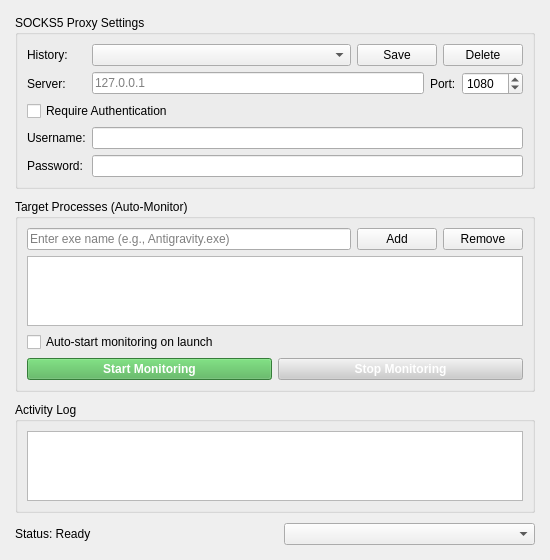
Qt form launcher/MainWindow.ui (4111y80y/OpenProxifier) before a commit.
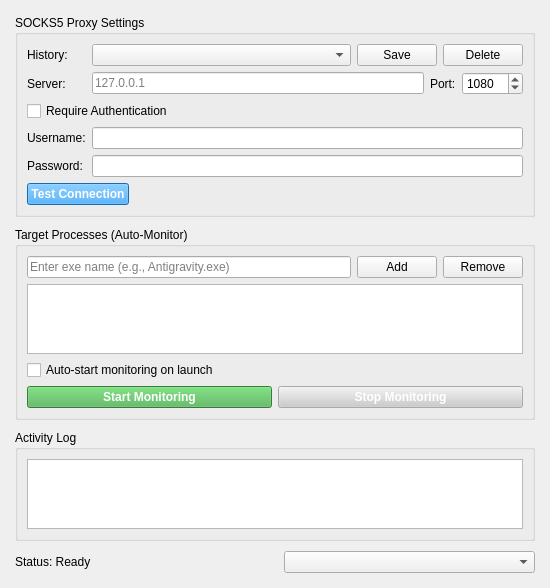
The same form after that commit.

Commit message:
Add SOCKS5 server connectivity test feature
- Add "Test Connection" button to verify SOCKS5 proxy reachability
- Auto-test connection on startup before auto-start monitoring
- Disable "Start Monitoring" button until server is verified
- When proxy settings change, mark as untested and disable monitoring
- Show connection status with color-coded label (green=connected, red=failed)
- Full bilingual support for all test-related messages

```diff
--- a/launcher/MainWindow.ui
+++ b/launcher/MainWindow.ui
@@ -140,6 +140,38 @@
          </property>
         </widget>
        </item>
+       <item row="5" column="0" colspan="2">
+        <layout class="QHBoxLayout" name="testLayout">
+         <item>
+          <widget class="QPushButton" name="testServerButton">
+           <property name="text">
+            <string>Test Connection</string>
+           </property>
+           <property name="minimumHeight">
+            <number>30</number>
+           </property>
+           <property name="styleSheet">
+            <string>QPushButton { background-color: #2196F3; color: white; font-weight: bold; }
+QPushButton:hover { background-color: #1976D2; }
+QPushButton:disabled { background-color: #cccccc; }</string>
+           </property>
+          </widget>
+         </item>
+         <item>
+          <widget class="QLabel" name="connectionStatusLabel">
+           <property name="text">
+            <string></string>
+           </property>
+           <property name="sizePolicy">
+            <sizepolicy hsizetype="Expanding" vsizetype="Preferred">
+             <horstretch>1</horstretch>
+             <verstretch>0</verstretch>
+            </sizepolicy>
+           </property>
+          </widget>
+         </item>
+        </layout>
+       </item>
       </layout>
      </widget>
     </item>
```
The commit also changes 2 other files.
